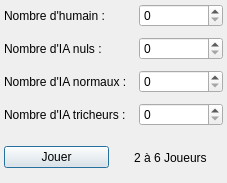
The window that FichiersQT/nbjoueurswindow.ui (erreur130/LoveLetter) describes before a commit, drawn with Qt 5.
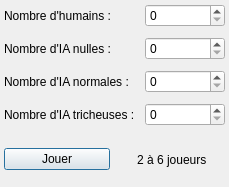
The same window after the commit.

Diff of the .ui file:
```diff
--- a/FichiersQT/nbjoueurswindow.ui
+++ b/FichiersQT/nbjoueurswindow.ui
@@ -6,8 +6,8 @@
    <rect>
     <x>0</x>
     <y>0</y>
-    <width>227</width>
-    <height>183</height>
+    <width>229</width>
+    <height>187</height>
    </rect>
   </property>
   <property name="sizePolicy">
@@ -55,7 +55,7 @@
           </sizepolicy>
          </property>
          <property name="text">
-          <string>Nombre d'IA nuls :</string>
+          <string>Nombre d'IA nulles :</string>
          </property>
         </widget>
        </item>
@@ -69,7 +69,7 @@
        <item row="2" column="0">
         <widget class="QLabel" name="label_3">
          <property name="text">
-          <string>Nombre d'IA normaux :</string>
+          <string>Nombre d'IA normales :</string>
          </property>
         </widget>
        </item>
@@ -82,7 +82,7 @@
           </sizepolicy>
          </property>
          <property name="text">
-          <string>Nombre d'humain :</string>
+          <string>Nombre d'humains :</string>
          </property>
         </widget>
        </item>
@@ -96,7 +96,7 @@
        <item row="3" column="0">
         <widget class="QLabel" name="label_5">
          <property name="text">
-          <string>Nombre d'IA tricheurs : </string>
+          <string>Nombre d'IA tricheuses :</string>
          </property>
         </widget>
        </item>
@@ -124,7 +124,7 @@
        <item alignment="Qt::AlignmentFlag::AlignHCenter">
         <widget class="QLabel" name="label_4">
          <property name="text">
-          <string>2 à 6 Joueurs</string>
+          <string>2 à 6 joueurs</string>
          </property>
         </widget>
        </item>
```
